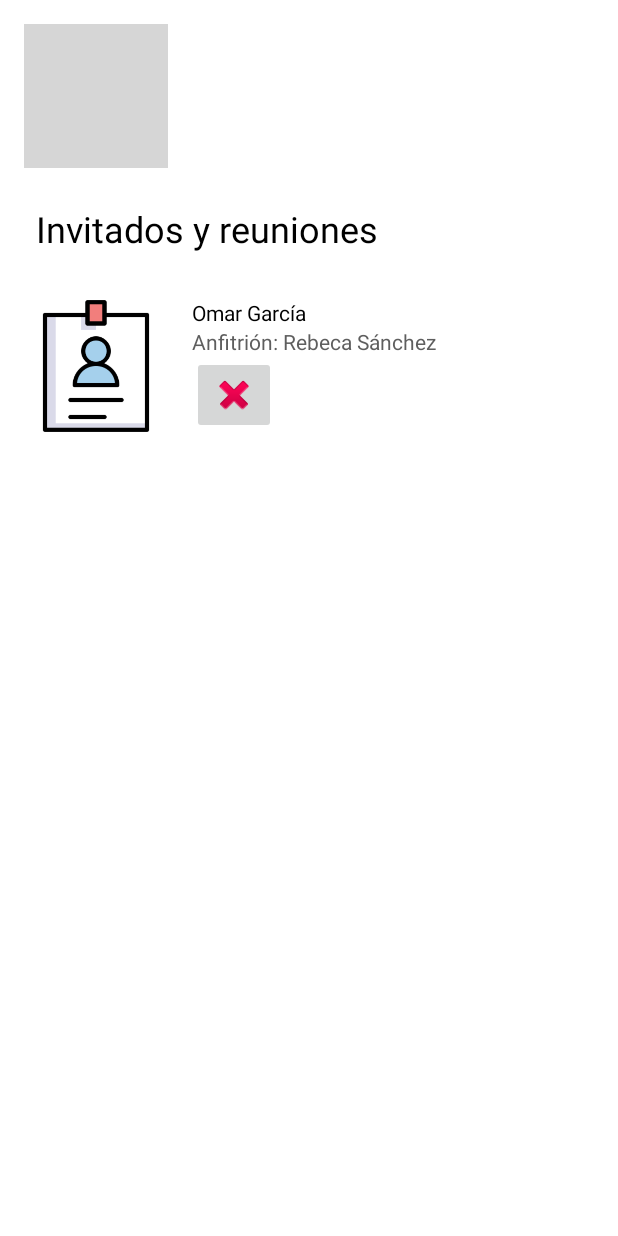
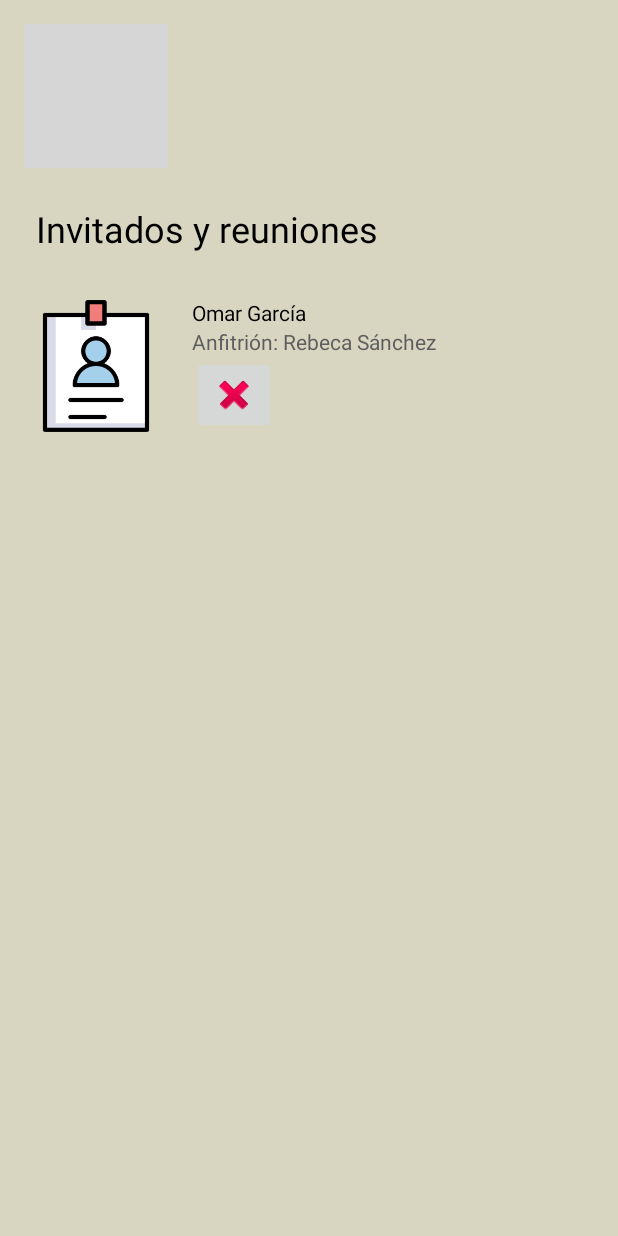
Before and after one commit to RubiResendiz/SecurityHome, an Android app: the gestionInvitados screen opened directly, with no data from a screen before it, on a phone screen of 412 x 824 dp. Run offline under Robolectric (Android 15) with nearby library versions, the phone set to English and light mode, and no system bars; grey boxes are pictures that could not be loaded.

Commit message:
Revert "Security Home test"
This reverts commit 0d2e725e54284b63c510b62d7d69702a889ea91b.

```diff
--- a/app/src/main/res/layout/activity_gestion_invitados.xml
+++ b/app/src/main/res/layout/activity_gestion_invitados.xml
@@ -4,6 +4,7 @@
     xmlns:tools="http://schemas.android.com/tools"
     android:layout_width="match_parent"
     android:layout_height="match_parent"
+    android:background="#D8D6C0"
     tools:context=".gestionInvitados">
 
     <ImageButton
```
